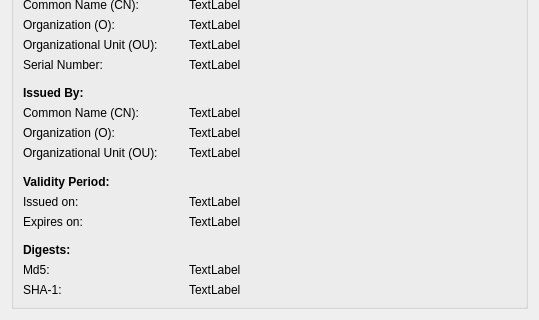
This is src/webtab/sslinfo.ui in KDE/rekonq as Qt 5 draws it before an edit; both pictures show x 0 to 539 and y 139 to 459 of the 539 by 459 pixel window. The edited form follows.
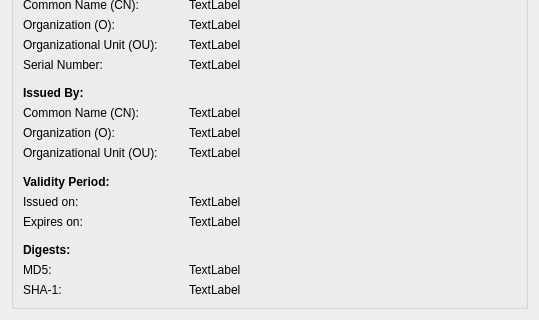
This is the edited form.

The edit to the form file:
```diff
--- a/src/webtab/sslinfo.ui
+++ b/src/webtab/sslinfo.ui
@@ -355,7 +355,7 @@
            </size>
           </property>
           <property name="text">
-           <string>Md5:</string>
+           <string>MD5:</string>
           </property>
          </widget>
         </item>
```
